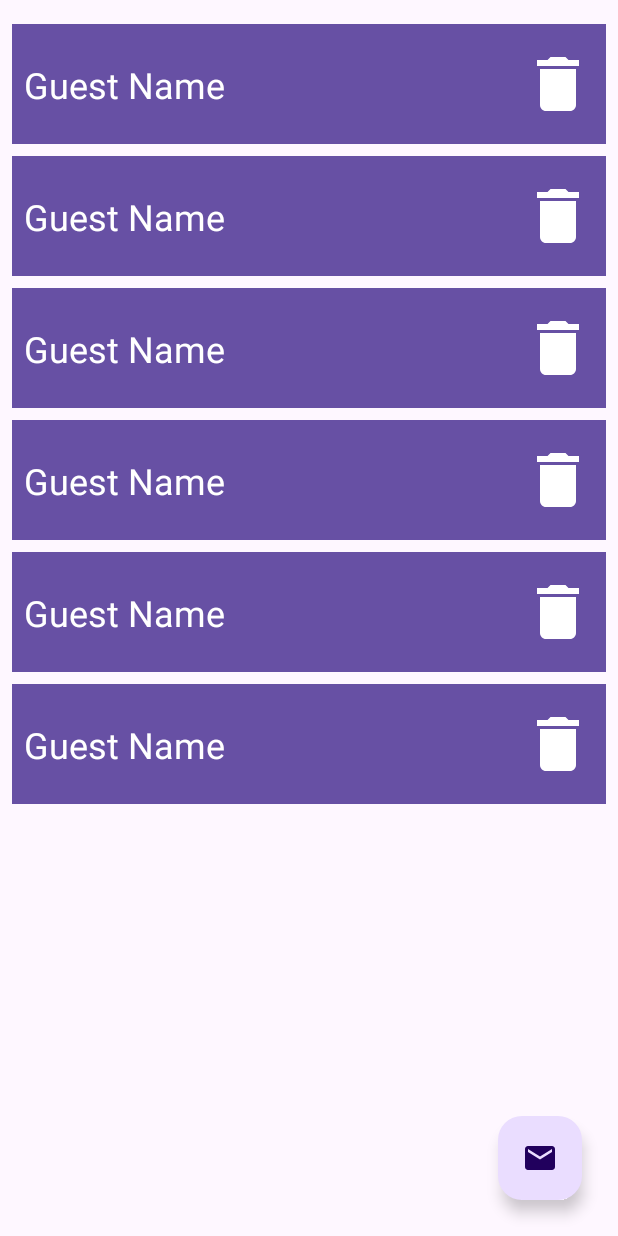
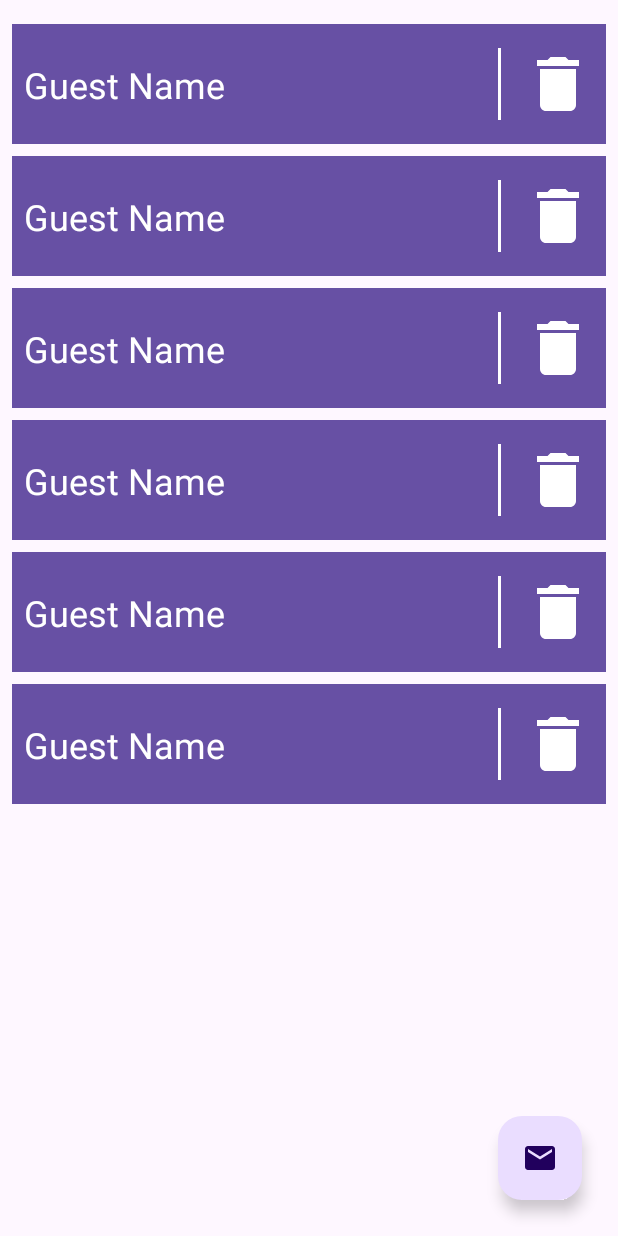
Before and after one commit to helderzack/section-31st_guests, an Android app: the layout fragment_guests.xml on its own in the app's theme, with its tools: preview values and no code run, on a phone screen of 412 x 824 dp. Run offline under Robolectric (Android 15) with nearby library versions, the phone set to English and light mode, and no system bars.

Commit message:
- Added a line divider in the guest_item.xml layout; - Added a delete function to the app (next step is to show a dialog when the delete button is called).

```diff
--- a/app/src/main/res/layout/guest_item.xml
+++ b/app/src/main/res/layout/guest_item.xml
@@ -12,14 +12,26 @@
         android:id="@+id/text_view_guest_name"
         android:layout_width="0dp"
         android:layout_height="wrap_content"
+        android:clickable="true"
         android:paddingHorizontal="8dp"
         android:textColor="?attr/colorOnPrimary"
         android:textSize="24sp"
         app:layout_constraintBottom_toBottomOf="parent"
-        app:layout_constraintEnd_toStartOf="@id/image_delete_guest"
+        app:layout_constraintEnd_toStartOf="@id/view_divider"
         app:layout_constraintStart_toStartOf="parent"
         app:layout_constraintTop_toTopOf="parent"
         tools:text="Guest Name" />
+
+    <View
+        android:id="@+id/view_divider"
+        android:layout_width="2dp"
+        android:layout_height="0dp"
+        android:layout_marginHorizontal="6dp"
+        android:background="?attr/colorOnPrimary"
+        app:layout_constraintBottom_toBottomOf="parent"
+        app:layout_constraintEnd_toStartOf="@id/image_delete_guest"
+        app:layout_constraintStart_toEndOf="@id/text_view_guest_name"
+        app:layout_constraintTop_toTopOf="parent" />
 
     <ImageView
         android:id="@+id/image_delete_guest"
@@ -31,7 +43,7 @@
         android:paddingHorizontal="8dp"
         app:layout_constraintBottom_toBottomOf="parent"
         app:layout_constraintEnd_toEndOf="parent"
-        app:layout_constraintStart_toEndOf="@id/text_view_guest_name"
+        app:layout_constraintStart_toEndOf="@id/view_divider"
         app:layout_constraintTop_toTopOf="parent"
         app:srcCompat="@drawable/ic_delete"
         app:tint="?attr/colorOnPrimary" />
--- a/app/src/main/res/values/strings.xml
+++ b/app/src/main/res/values/strings.xml
@@ -17,4 +17,6 @@
     <string name="successful_saved_guest_action">Saved guest successfully!</string>
     <string name="delete_guest_action">Delete Guest Action</string>
     <string name="constant_guest_status_filter">GUEST_STATUS_FILTER</string>
+    <string name="failed_delete_action_no_row_deleted">No rows were deleted!!!</string>
+    <string name="failed_delete_action_more_than_one_row_deleted">More than one row was deleted!!!</string>
 </resources>
```
Also changed, not shown: app/src/main/java/com/helder/section_31_guests/data/database/GuestLocalRepository.kt (+23 -0 lines), app/src/main/java/com/helder/section_31_guests/ui/adapters/GuestsAdapter.kt (+17 -2 lines), app/src/main/java/com/helder/section_31_guests/ui/fragments/viewmodels/GuestsViewModel.kt (+14 -3 lines), 1 other file.
